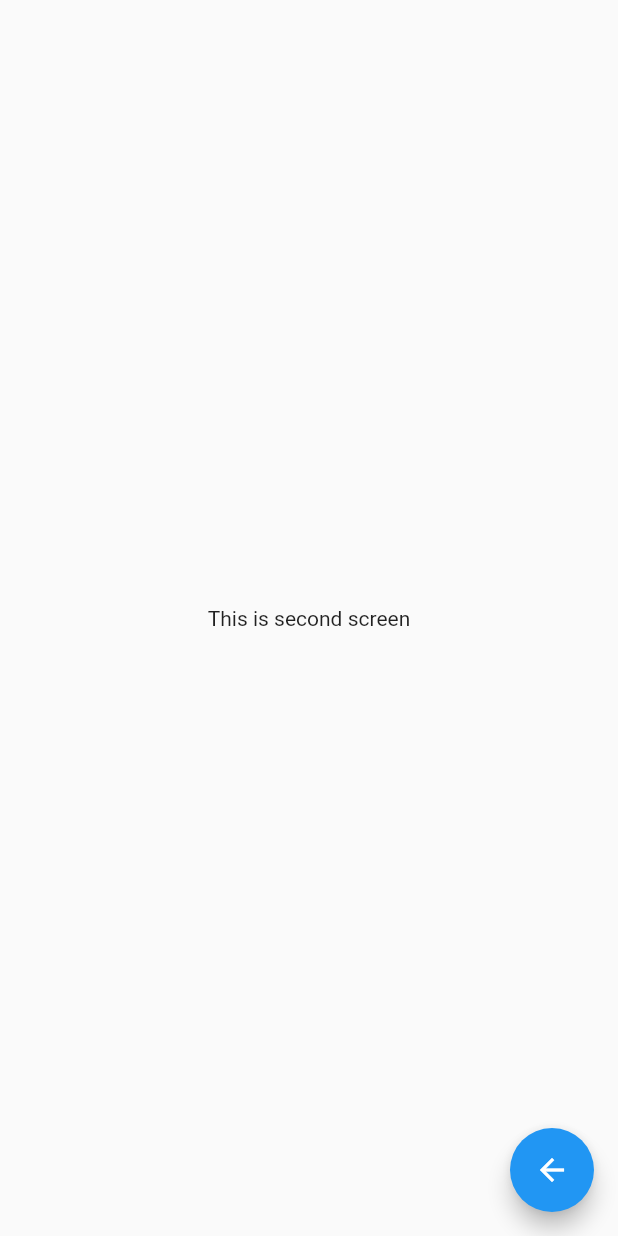
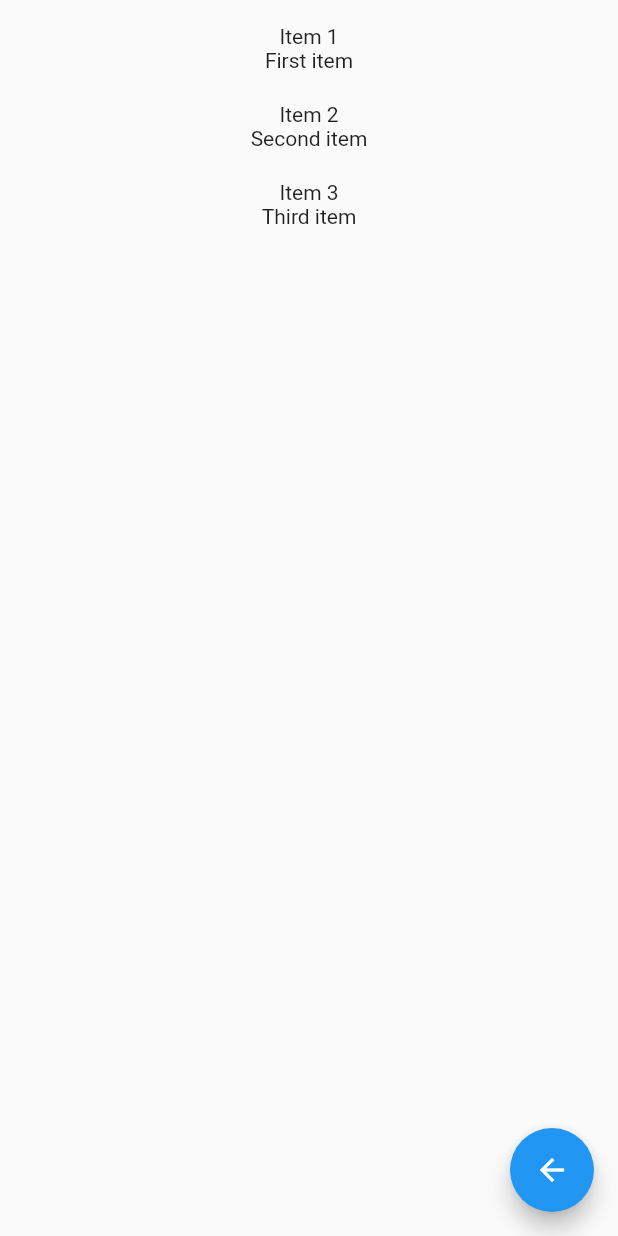
Before and after one commit to phian/simple_navigation_demo, a Flutter app: the SecondScreen screen opened by its route, on a phone screen of 412 x 824 dp. Run offline on Flutter 3.47's test engine with Material 2 defaults, Android fonts, the phone set to English and light mode, and no system bars.

Commit message:
Create all navigation type

```diff
--- a/lib/main.dart
+++ b/lib/main.dart
@@ -1,7 +1,6 @@
 import 'package:flutter/cupertino.dart';
 import 'package:flutter/material.dart';
 import 'package:simple_navigation_demo/routing/route_generator.dart';
-import 'package:simple_navigation_demo/routing/routes.dart';
 import 'package:simple_navigation_demo/ui/home_screen.dart';
 
 void main() {
--- /dev/null
+++ b/lib/models/todo-_model.dart
@@ -0,0 +1,6 @@
+class Todo {
+  final String title;
+  final String description;
+
+  const Todo(this.title, this.description);
+}
--- /dev/null
+++ b/lib/services/todo_cache.dart
@@ -0,0 +1,27 @@
+import 'dart:collection';
+
+import 'package:simple_navigation_demo/models/todo-_model.dart';
+
+class TodoCache {
+  var _index = -1;
+
+  final List<Todo> _todos = [
+    Todo("Item 1", "First item"),
+    Todo("Item 2", "Second item"),
+    Todo("Item 3", "Third item"),
+  ];
+
+  void addItem(Todo item) {
+    _todos.add(item);
+  }
+
+  int get itemIndex => _index;
+
+  set setItemIndex(int index) {
+    if (index >= 0 && index < _todos.length) {
+      _index = index;
+    }
+  }
+
+  UnmodifiableListView<Todo> get list => UnmodifiableListView<Todo>(_todos);
+}
--- a/lib/ui/second_screen.dart
+++ b/lib/ui/second_screen.dart
@@ -1,4 +1,6 @@
 import 'package:flutter/material.dart';
+import 'package:provider/provider.dart';
+import 'package:simple_navigation_demo/services/todo_cache.dart';
 
 class SecondScreen extends StatefulWidget {
   @override
@@ -8,20 +10,44 @@ class SecondScreen extends StatefulWidget {
 class _SecondScreenState extends State<SecondScreen> {
   @override
   Widget build(BuildContext context) {
-    return Scaffold(
-      body: Center(
-        child: Text(
-          "This is second screen",
+    return Provider<TodoCache>(
+      create: (_) => TodoCache(),
+      builder: (_, __) {
+        return SafeArea(
+          child: Scaffold(
+            body: Consumer<TodoCache>(
+              builder: (_, cache, __) {
+                return ListView.separated(
+                  padding: EdgeInsets.symmetric(vertical: 16.0),
+                  physics: AlwaysScrollableScrollPhysics(
+                    parent: BouncingScrollPhysics(),
                   ),
+                  itemBuilder: (_, index) {
+                    return Column(
+                      children: [
+                        Text(cache.list[index].title),
+                        Text(cache.list[index].description),
+                      ],
+                    );
+                  },
+                  separatorBuilder: (_, index) {
+                    return SizedBox(height: 20.0);
+                  },
+                  itemCount: cache.list.length,
+                );
+              },
             ),
             floatingActionButton: FloatingActionButton(
               onPressed: () {
-          if(Navigator.of(context).canPop()) {
+                if (Navigator.of(context).canPop()) {
                   Navigator.of(context).pop();
                 }
               },
               child: Icon(Icons.arrow_back),
             ),
+          ),
+        );
+      },
     );
   }
 }
```
Lines whose indentation alone changed are shown as unchanged.
